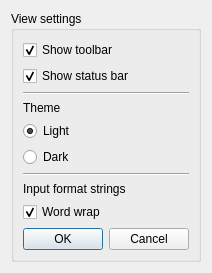
Above: settingsdialog.ui from Gricana/SimpleTextEditor before the change. Below: the same form after it.
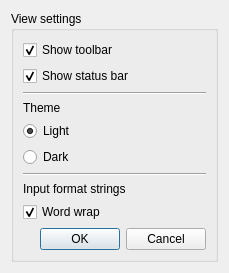
That is the form after the change.

Commit message: window size is changed

```diff
--- a/settingsdialog.ui
+++ b/settingsdialog.ui
@@ -6,7 +6,7 @@
    <rect>
     <x>0</x>
     <y>0</y>
-    <width>196</width>
+    <width>229</width>
     <height>245</height>
    </rect>
   </property>
```
The commit also changes 1 other file.
